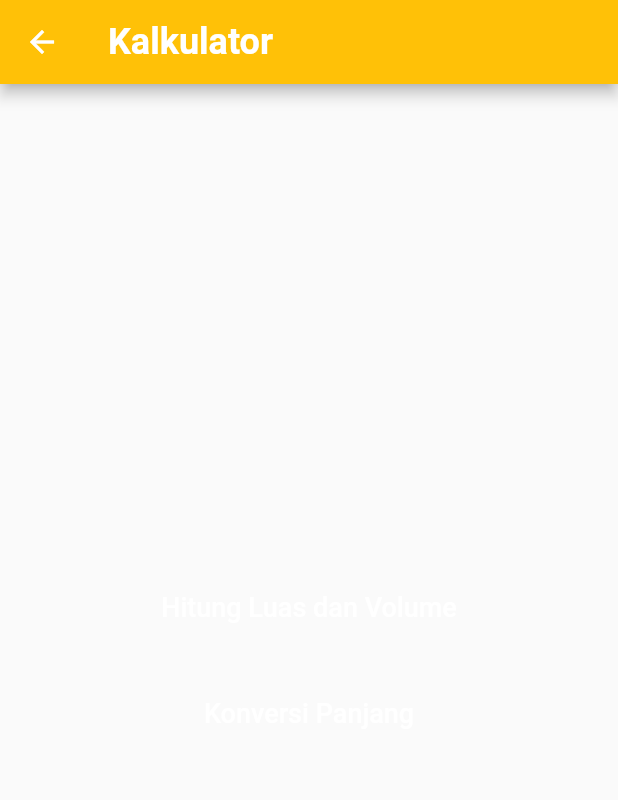
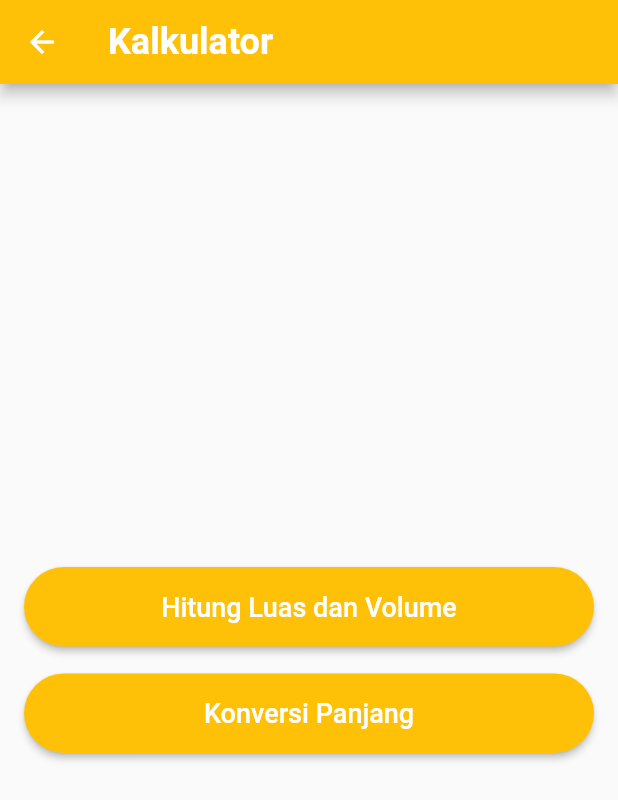
Before and after one commit to maroqijalil/udcd-exc, a Flutter app: the HomePage screen opened directly, on a phone screen of 412 x 824 dp. Shown: the top 800 px of the screen. Run offline on Flutter 3.47's test engine with Material 2 defaults, Android fonts, the phone set to English and light mode, and no system bars.

```diff
--- a/udcd_task3/lib/ui/pages/home.dart
+++ b/udcd_task3/lib/ui/pages/home.dart
@@ -35,6 +35,7 @@ class HomePage extends StatelessWidget {
                   ),
                 ),
               ),
+              color: Colors.amber,
               onPressed: () {
                 Navigator.pushNamed(context, '/calc');
               },
@@ -54,6 +55,7 @@ class HomePage extends StatelessWidget {
                   ),
                 ),
               ),
+              color: Colors.amber,
               onPressed: () {
                 Navigator.pushNamed(context, '/converter');
               },
```
Also changed, not shown: udcd_task3/lib/ui/pages/login.dart (+13 -1 lines).
